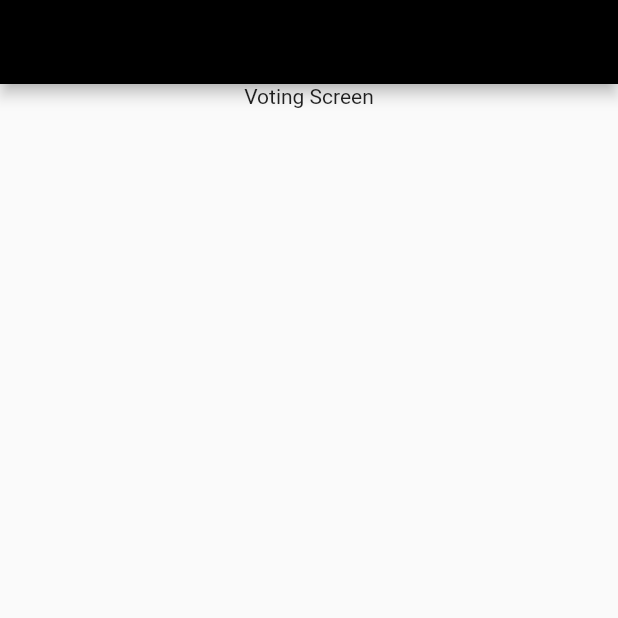
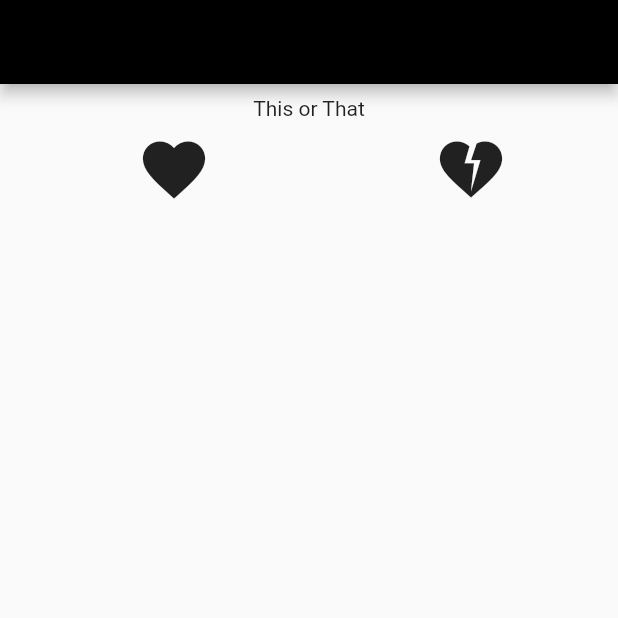
Before and after one commit to jschaeken/wrapp, a Flutter app: the Voting screen opened directly, on a phone screen of 412 x 824 dp, the top half of it. Run offline on Flutter 3.47's test engine with Material 2 defaults, Android fonts, the phone set to English and light mode, and no system bars; our stand-ins replace firebase_auth, firebase_core, firebase_database, firebase_messaging, firebase_storage, image_picker and 1 more; accounts and stored records are empty; network calls fail.

Commit message:
more shit

```diff
--- a/lib/Screens/Voting.dart
+++ b/lib/Screens/Voting.dart
@@ -17,12 +17,32 @@ class _VotingState extends State<Voting> {
       appBar: AppBar(
         automaticallyImplyLeading: true,
       ),
-      body: Column(
-        children: [
-          Center(
-            child: Text('Voting Screen'),
+      body: Center(
+        child: Padding(
+          padding: const EdgeInsets.all(8.0),
+          child: Column(
+            children: [
+              Text('This or That'),
+              Row(
+                mainAxisAlignment: MainAxisAlignment.spaceAround,
+                children: [
+                  IconButton(
+                      onPressed: () {},
+                      icon: Icon(
+                        Icons.favorite,
+                        size: 50,
+                      )),
+                  IconButton(
+                      onPressed: () {},
+                      icon: Icon(
+                        Icons.heart_broken,
+                        size: 50,
+                      )),
+                ],
+              ),
+            ],
           ),
-        ],
+        ),
       ),
     );
   }
```
Also changed, not shown: lib/HomePage.dart (+45 -29 lines), lib/Screens/DQList.dart (+34 -3 lines), lib/Screens/ProfileView.dart (+19 -6 lines).
